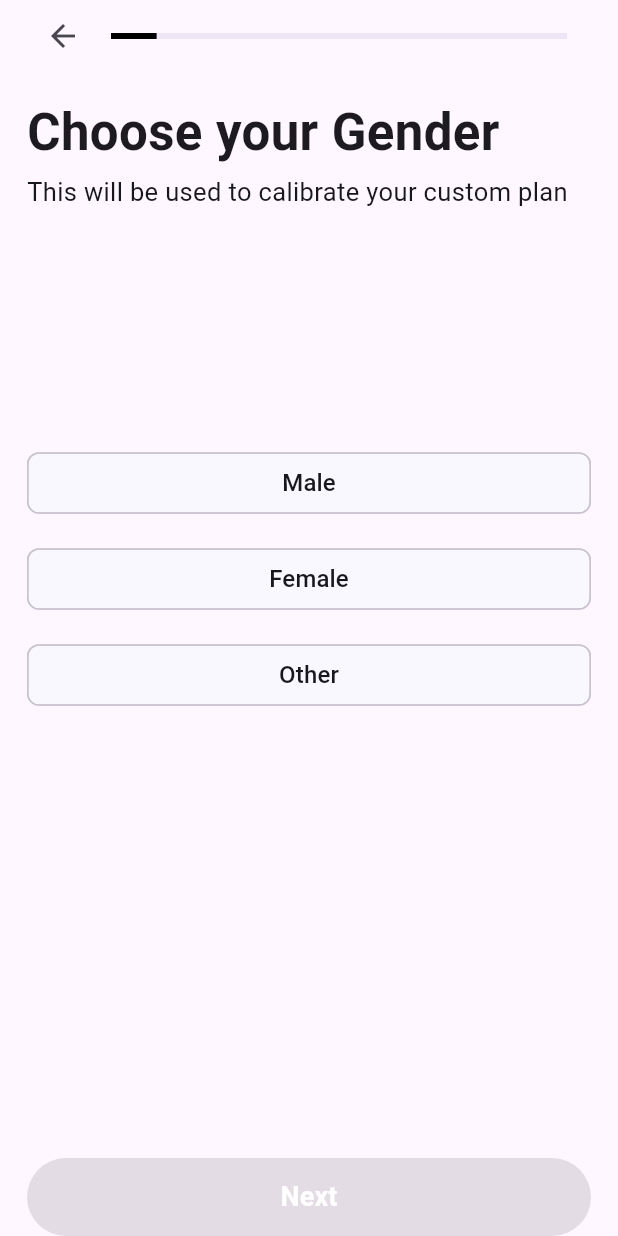
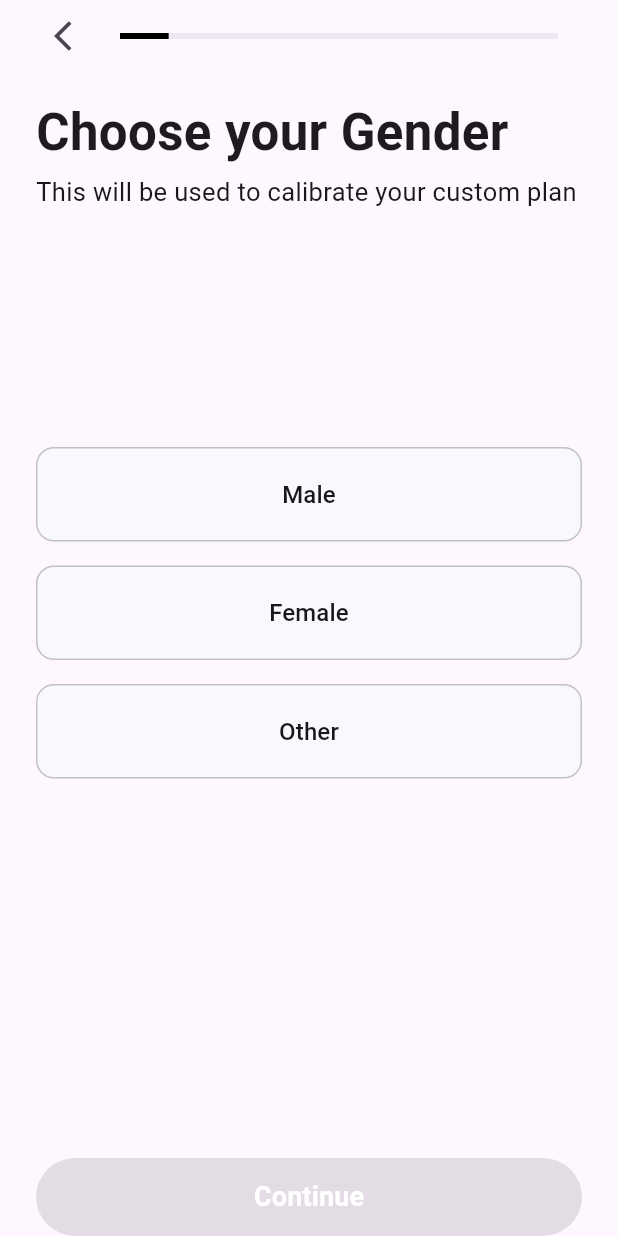
Before and after one commit to giahuyto3107/NutriPal, a Flutter app: the MultipleStepForm widget shown alone on an empty page, opened directly, on a phone screen of 412 x 824 dp. Run offline on Flutter 3.47's test engine with Material 3 defaults, Android fonts, the phone set to English and light mode, and no system bars; our stand-ins replace confetti, flutter_svg, numberpicker; project files that could hold a hidden picture were left out.

```diff
--- a/nutripal/lib/src/features/articles/presentation/view/user_profile/multiple_choice_page_with_plain_text.dart
+++ b/nutripal/lib/src/features/articles/presentation/view/user_profile/multiple_choice_page_with_plain_text.dart
@@ -56,30 +56,15 @@ class _MultipleChoicePageWithPlainTextState extends State<MultipleChoicePageWith
 
           return Padding(
             padding: const EdgeInsets.symmetric(vertical: 8.0),
-            child: ChoiceChip(
-              label: SizedBox(
+            child: SizedBox(
               width: double.infinity,
-                child: Text(
-                  widget.options[i],
-                  textAlign: TextAlign.center,
-                  style: TextStyle(
-                    color: isSelected ? selectedTextColor : unselectedTextColor,
-                    fontSize: 16,
-                    fontWeight: FontWeight.w500,
-                  ),
-                ),
-              ),
-              selected: isSelected,
-              selectedColor: selectedColor,
-              backgroundColor: unselectedColor,
-
-              onSelected: (bool selectedChoice) {
+              child: ElevatedButton(
+                onPressed: () {
                   setState(() {
                     selected = i;
                   });
 
                   final store = Provider.of<UserProfileStore>(context, listen: false);
-                // Example for gender page, use setGender
                   if (widget.heading.toLowerCase().contains("gender")) {
                     store.setGender(widget.options[i]);
                   }
@@ -88,12 +73,35 @@ class _MultipleChoicePageWithPlainTextState extends State<MultipleChoicePageWith
                     store.setGoal(widget.options[i]);
                   }
                 },
-
-              showCheckmark: false,
+                style: ElevatedButton.styleFrom(
+                  backgroundColor: isSelected ? selectedColor : unselectedColor,
+                  // backgroundColor: Colors.red,
+                  foregroundColor: isSelected ? selectedTextColor : unselectedTextColor,
+                  padding: const EdgeInsets.symmetric(vertical: 16), // Optional spacing
+                  shape: RoundedRectangleBorder(
+                    borderRadius: BorderRadius.circular(12),
+                    side: BorderSide(
+                      width: 1,
+                      color: Color.fromARGB(255, 193, 193, 193)
+                    )
+                  ),
+                  elevation: 0, // Optional: remove shadow if you want it flat
+                ),
+                child: Padding(
+                  padding: const EdgeInsets.symmetric(vertical: 4.0),
+                  child: Text(
+                    widget.options[i],
+                    textAlign: TextAlign.center,
+                    style: TextStyle(
+                      fontSize: 16,
+                      fontWeight: FontWeight.w500,
+                    ),
+                  ),
+                ),
+              ),
             ),
           );
-        }
-          )
+        })
       ],
     );
   }
--- a/nutripal/lib/src/features/articles/presentation/view/user_profile/user_profile_input.dart
+++ b/nutripal/lib/src/features/articles/presentation/view/user_profile/user_profile_input.dart
@@ -35,14 +35,14 @@ class _MultipleStepFormState extends State<MultipleStepForm> {
   void initState() {
     super.initState();
     _stepValidators = {
-      0: (store) => _currentStep == 0 && store.input.gender != null && store.input.gender!.isNotEmpty,
-      1: (store) => _currentStep == 1 && store.input.workoutFrequency != null && store.input.workoutFrequency!.isNotEmpty,
-      2: (store) => _currentStep == 2 && store.input.height != null && store.input.height!.isNotEmpty
+      0: (store) => store.input.gender != null && store.input.gender!.isNotEmpty,
+      1: (store) => store.input.workoutFrequency != null && store.input.workoutFrequency!.isNotEmpty,
+      2: (store) => store.input.height != null && store.input.height!.isNotEmpty
               && store.input.weight != null && store.input.weight!.isNotEmpty,
-      3: (store) => _currentStep == 3 && store.input.dob != null && store.input.dob!.isNotEmpty,
-      4: (store) => _currentStep == 4 && store.input.goal != null && store.input.goal!.isNotEmpty,
-      5: (store) => _currentStep == 5 && store.input.desiredWeight != null && store.input.desiredWeight!.isNotEmpty,
-      6: (store) => _currentStep == 6 && store.input.reachingGoalSpeed != null && store.input.reachingGoalSpeed!.isNotEmpty,
+      3: (store) => store.input.dob != null && store.input.dob!.isNotEmpty,
+      4: (store) => store.input.goal != null && store.input.goal!.isNotEmpty,
+      5: (store) => store.input.desiredWeight != null && store.input.desiredWeight!.isNotEmpty,
+      6: (store) => store.input.reachingGoalSpeed != null && store.input.reachingGoalSpeed!.isNotEmpty,
       7: (store) => true,
       8: (store) => true,
       9: (store) => true,
@@ -68,7 +68,6 @@ class _MultipleStepFormState extends State<MultipleStepForm> {
       HowFastPage(),
       AskForNotificationPage(),
       AppreaciatePage(confettiController: confettiController),
-      RecommendationPage()
     ];
   }
 
@@ -82,7 +81,7 @@ class _MultipleStepFormState extends State<MultipleStepForm> {
   @override
   Widget build(BuildContext context) {
     return Padding(
-      padding: const EdgeInsets.symmetric(horizontal: 18.0),
+      padding: const EdgeInsets.symmetric(horizontal: 24.0),
       child: StepPageWrapper(
         currentStep: _currentStep,
         pages: _pages,
@@ -126,17 +125,17 @@ class _StepPageWrapperState extends State<StepPageWrapper> {
   final double itemWidth = 200.0;
 
   void scrollToNext() {
-    // if (widget.currentStep == 1) {
-    //   Navigator.push(
-    //     context,
-    //     MaterialPageRoute(builder: (_) => widget.pages[widget.currentStep+1])
-    //   );
-    // }
-
+    if (widget.currentStep == 8) {
+      Navigator.push(
+        context,
+        MaterialPageRoute(builder: (_) => RecommendationPage())
+      );
+      return;
+    }
     widget.pageController.animateTo(
       widget.pageController.offset + itemWidth,
 
-      duration: const Duration(milliseconds: 100),
+      duration: const Duration(milliseconds: 10),
 
       curve: Curves.easeInOut,
     );
@@ -146,7 +145,7 @@ class _StepPageWrapperState extends State<StepPageWrapper> {
     widget.pageController.animateTo(
       widget.pageController.offset - itemWidth,
 
-      duration: const Duration(milliseconds: 100),
+      duration: const Duration(milliseconds: 10),
 
       curve: Curves.easeInOut,
     );
@@ -180,7 +179,7 @@ class _StepPageWrapperState extends State<StepPageWrapper> {
                         }
                       },
 
-                      icon: Icon(Icons.arrow_back),
+                      icon: Icon(Icons.arrow_back_ios),
                     );
                   },
                 ),
@@ -240,8 +239,11 @@ class _StepPageWrapperState extends State<StepPageWrapper> {
                                 widget.onStepChanged?.call(6);
                               } else {
                                 scrollToNext();
-                                final nextStep = widget.currentStep + 1;
-                                widget.onStepChanged?.call(nextStep);
+                                if (widget.currentStep != 8) {
+                                  final nextStep = widget.currentStep + 1;
+                                  widget.onStepChanged?.call(nextStep);
+                                }
+
                               }
                             }
                             : null,
@@ -251,7 +253,7 @@ class _StepPageWrapperState extends State<StepPageWrapper> {
                     child: Padding(
                       padding: const EdgeInsets.symmetric(vertical: 13),
                       child: Text(
-                        "Next",
+                        "Continue",
                         style: TextStyle(
                           color: Colors.white,
                           fontSize: 18,
--- a/nutripal/lib/src/main_test.dart
+++ b/nutripal/lib/src/main_user_profile.dart
@@ -36,6 +36,9 @@ class MainApp extends StatelessWidget {
   @override
   Widget build(BuildContext context) {
     return MaterialApp(
+      theme: ThemeData(
+        colorScheme: ColorScheme.fromSeed(seedColor: Colors.white),
+      ),
       home: Scaffold(
         body: SafeArea(
           child: MultipleStepForm(),
```
Also changed, not shown: nutripal/lib/src/features/articles/presentation/view/user_profile/recommendation_page.dart (+111 -177 lines). Lines whose indentation alone changed are shown as unchanged.
